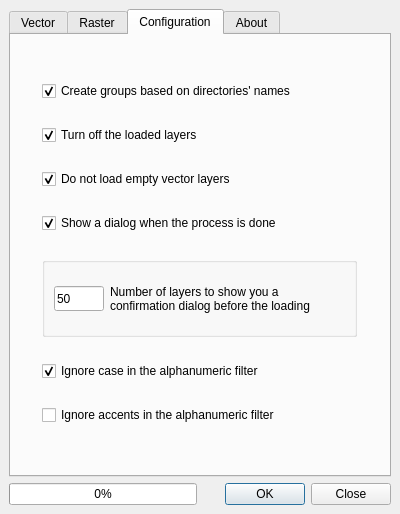
gacarrillor/loadthemall, file Ui_LoadThemAll.ui: the form before one commit.
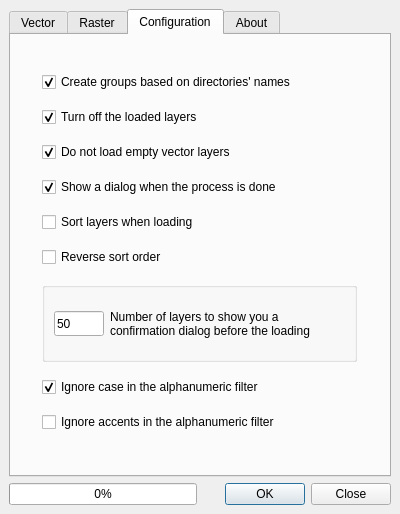
The form after the commit. The open tabs and pages were chosen to show the change. Icons and pictures are not drawn.

Commit message: Adding the possibility to sort loaded layers. Thanks to David Bakeman for the idea and the code!

The edit to the form file:
```diff
--- a/Ui_LoadThemAll.ui
+++ b/Ui_LoadThemAll.ui
@@ -191,7 +191,7 @@
       </attribute>
       <layout class="QGridLayout" name="gridLayout_3">
        <item row="0" column="0">
-        <layout class="QVBoxLayout" name="verticalLayout_2" stretch="0,1,0,0,0,0,0,0,0">
+        <layout class="QVBoxLayout" name="verticalLayout_2" stretch="0,1,0,0,0,0,0,0,0,0,0">
          <property name="margin">
           <number>9</number>
          </property>
@@ -269,6 +269,20 @@
            </property>
           </widget>
          </item>
+         <item>
+          <widget class="QCheckBox" name="chkSort">
+           <property name="text">
+            <string>Sort layers when loading</string>
+           </property>
+          </widget>
+         </item>
+         <item>
+          <widget class="QCheckBox" name="chkReverseSort">
+           <property name="text">
+            <string>Reverse sort order</string>
+           </property>
+          </widget>
+         </item>
          <item>
           <widget class="QGroupBox" name="groupBox">
            <property name="minimumSize">
```
Left out of the diff: 8 changed lines with no effect on the pictures. The commit also changes 6 other files.
